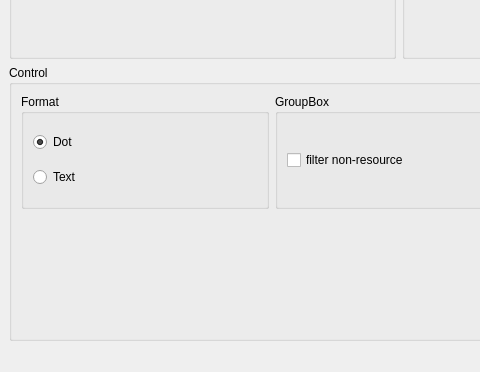
Qt form runtime/graphviz/mainWindow.ui (KDE/nepomuk-web-extractor) before a commit; both pictures show x 0 to 480 and y 226 to 598 of the 798 by 598 pixel window.
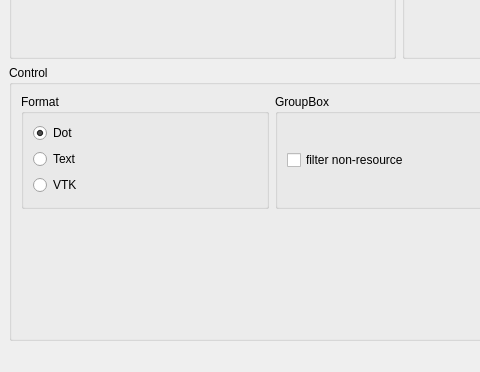
The same form after that commit. Custom widgets are drawn as their Qt base class.

```diff
--- a/runtime/graphviz/mainWindow.ui
+++ b/runtime/graphviz/mainWindow.ui
@@ -83,6 +83,13 @@
             </property>
            </widget>
           </item>
+          <item>
+           <widget class="QRadioButton" name="vtkRadioButton">
+            <property name="text">
+             <string>VTK</string>
+            </property>
+           </widget>
+          </item>
          </layout>
         </widget>
        </item>
```
Left out of the diff: 8 changed lines with no effect on the pictures.
